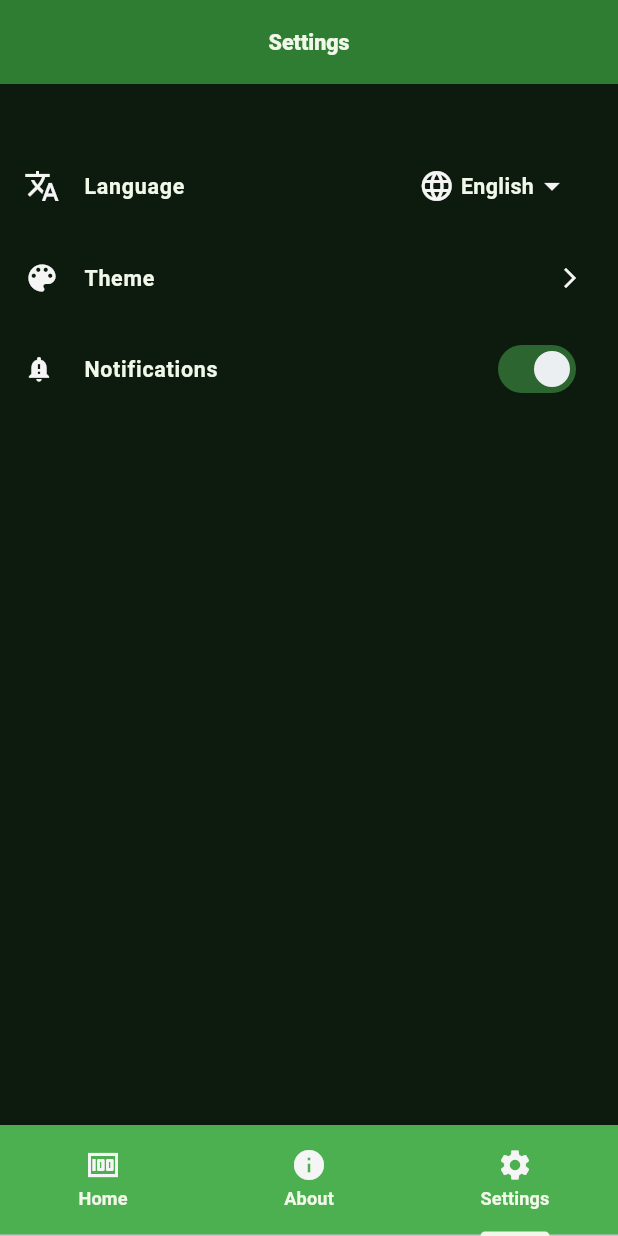
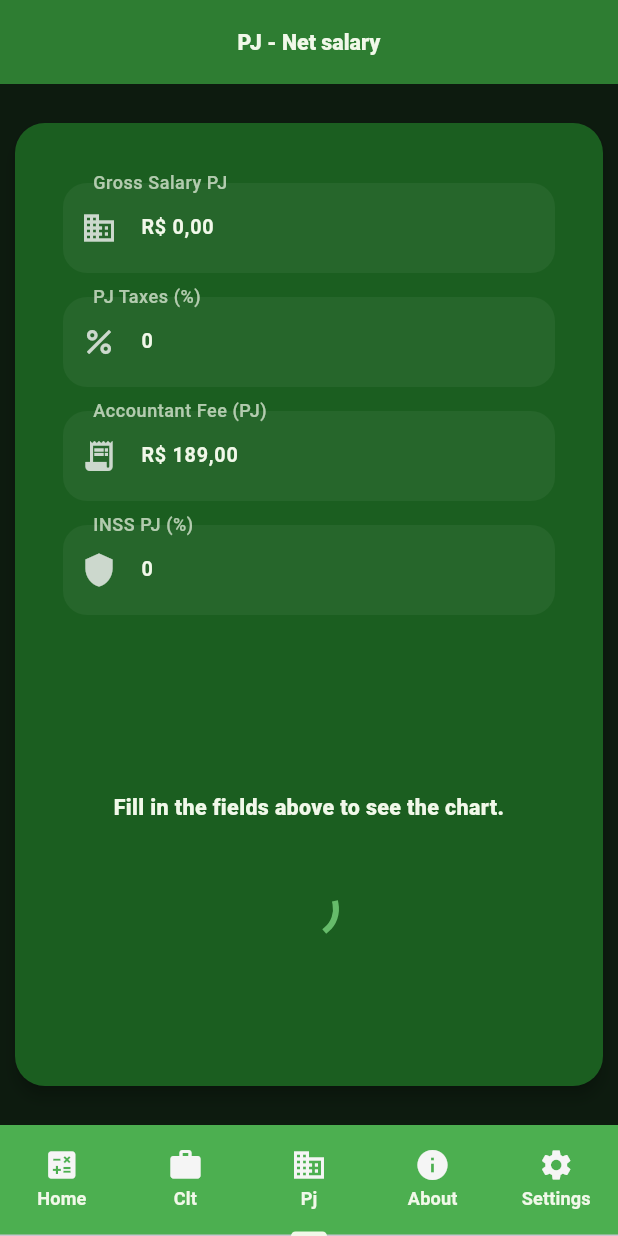
Before and after one commit to Victor-Zarzar/cltxpj-flutter, a Flutter app: the screen it shows after launch, item 3 of the bottom bar chosen, on a phone screen of 412 x 824 dp. Run offline on Flutter 3.47's test engine with Material 3 defaults, Android fonts, the phone set to English and light mode, and no system bars; our stand-ins replace easy_localization, fl_chart, flutter_local_notifications, flutter_masked_text2, flutter_secure_storage, flutter_svg and 3 more.

Commit message:
Add new features

```diff
--- /dev/null
+++ b/lib/controller/pj_controller.dart
@@ -0,0 +1,92 @@
+import 'dart:async';
+
+import 'package:flutter/material.dart';
+import 'package:flutter_masked_text2/flutter_masked_text2.dart';
+import 'package:cltxpj/services/storage_service.dart';
+import 'package:cltxpj/model/calculate_model.dart';
+
+class PjController extends ChangeNotifier {
+  final salaryController = MoneyMaskedTextController(
+    leftSymbol: 'R\$ ',
+    decimalSeparator: ',',
+    thousandSeparator: '.',
+  );
+
+  final accountantController = MoneyMaskedTextController(
+    leftSymbol: 'R\$ ',
+    decimalSeparator: ',',
+    thousandSeparator: '.',
+    initialValue: 189.0,
+  );
+
+  final taxController = TextEditingController(text: '10');
+  final inssController = TextEditingController(text: '11');
+
+  double netSalary = 0.0;
+  double tax = 0.0;
+  double accountantFee = 0.0;
+  double inss = 0.0;
+
+  bool showChart = false;
+  Timer? _debounce;
+
+  PjController() {
+    _loadData();
+  }
+
+  void calculate() {
+    final salary = salaryController.numberValue;
+    final taxPercent =
+        double.tryParse(taxController.text.replaceAll(',', '.')) ?? 0;
+    final inssPercent =
+        double.tryParse(inssController.text.replaceAll(',', '.')) ?? 0;
+
+    accountantFee = accountantController.numberValue;
+    tax = salary * (taxPercent / 100);
+    inss = salary * (inssPercent / 100);
+
+    final totalDiscount = tax + inss + accountantFee;
+    netSalary = salary - totalDiscount;
+
+    showChart =
+        salary > 0 && accountantFee > 0 && taxPercent >= 0 && inssPercent >= 0;
+
+    _saveData(salary, taxPercent, accountantFee, inssPercent);
+    notifyListeners();
+  }
+
+  void calculateDebounced() {
+    if (_debounce?.isActive ?? false) _debounce!.cancel();
+    _debounce = Timer(const Duration(milliseconds: 800), () {
+      calculate();
+    });
+  }
+
+  Future<void> _loadData() async {
+    final model = await StorageService.loadData();
+
+    salaryController.updateValue(model.salaryPj);
+    accountantController.updateValue(model.accountantFee);
+    taxController.text = model.taxesPj.toStringAsFixed(0);
+    inssController.text = model.inssPj.toStringAsFixed(0);
+
+    calculate();
+  }
+
+  Future<void> _saveData(
+    double salary,
+    double taxPercent,
+    double accountant,
+    double inssPercent,
+  ) async {
+    final model = CalculatorModel(
+      salaryClt: 0,
+      benefits: 0,
+      salaryPj: salary,
+      taxesPj: taxPercent,
+      accountantFee: accountant,
+      inssPj: inssPercent,
+    );
+    await StorageService.saveData(model);
+  }
+}
--- a/lib/features/app_theme.dart
+++ b/lib/features/app_theme.dart
@@ -107,7 +107,7 @@ class PopupMenuColor {
   static Color get primaryColor => const Color(0xFFECEFF1);
   static Color get secondaryColor => const Color(0xFF212121);
   static Color get thirdColor => const Color(0xFF4CAF50);
-  static Color get fourthColor => const Color(0xFF000000);
+  static Color get fourthColor => const Color(0xFF090707);
 }
 
 class BorderColor {
@@ -129,3 +129,17 @@ class CardColor {
   static Color get thirdColor => const Color(0xFF0F0C0C);
   static Color get fourthColor => const Color(0xFF000000);
 }
+
+class LoadingColor {
+  LoadingColor._();
+  static Color get primaryColor => const Color(0xFFF1F8E9);
+  static Color get secondaryColor => const Color(0xFF4CAF50);
+}
+
+class ChartColor {
+  ChartColor._();
+  static Color get primaryColor => const Color(0xFFFF5733);
+  static Color get secondaryColor => const Color(0xFFFFAE33);
+  static Color get thirdColor => const Color(0xFF339CFF);
+  static Color get fourthColor => const Color(0xFF20A819);
+}
--- a/lib/main.dart
+++ b/lib/main.dart
@@ -1,6 +1,8 @@
 import 'package:cltxpj/controller/calculate_controller.dart';
+import 'package:cltxpj/controller/clt_controller.dart';
 import 'package:cltxpj/controller/locale_controller.dart';
 import 'package:cltxpj/controller/notification_controller.dart';
+import 'package:cltxpj/controller/pj_controller.dart';
 import 'package:cltxpj/features/theme_provider.dart';
 import 'package:cltxpj/services/notification_service.dart';
 import 'package:cltxpj/services/secure_service.dart';
@@ -31,6 +33,8 @@ void main() async {
           ChangeNotifierProvider(create: (_) => NotificationController()),
           ChangeNotifierProvider(create: (_) => LocaleController()),
           ChangeNotifierProvider(create: (_) => CalculatorController()),
+          ChangeNotifierProvider(create: (_) => CltController()),
+          ChangeNotifierProvider(create: (_) => PjController()),
           ChangeNotifierProvider(create: (_) => UiProvider()..init()),
         ],
         child: const MyApp(),
--- a/lib/view/app_page.dart
+++ b/lib/view/app_page.dart
@@ -2,7 +2,9 @@ import 'package:cltxpj/controller/locale_controller.dart';
 import 'package:cltxpj/features/app_theme.dart';
 import 'package:cltxpj/features/theme_provider.dart';
 import 'package:cltxpj/view/about_page.dart';
+import 'package:cltxpj/view/clt_salary_page.dart';
 import 'package:cltxpj/view/home_page.dart';
+import 'package:cltxpj/view/pj_salary_page.dart';
 import 'package:cltxpj/view/settings_page.dart';
 import 'package:cltxpj/view/widgets/responsive_extension.dart';
 import 'package:easy_localization/easy_localization.dart';
@@ -22,7 +24,7 @@ class _AppPageState extends State<AppPage> with TickerProviderStateMixin {
   @override
   void initState() {
     super.initState();
-    tabController = TabController(length: 3, vsync: this);
+    tabController = TabController(length: 5, vsync: this);
   }
 
   @override
@@ -35,7 +37,6 @@ class _AppPageState extends State<AppPage> with TickerProviderStateMixin {
   Widget build(BuildContext context) {
     final currentLocale = context.locale;
     final notifier = context.watch<UiProvider>();
-    final isDark = notifier.isDark;
 
     return Consumer<LocaleController>(
       builder: (context, languageProvider, child) {
@@ -43,10 +44,19 @@ class _AppPageState extends State<AppPage> with TickerProviderStateMixin {
           body: TabBarView(
             key: ValueKey(currentLocale),
             controller: tabController,
-            children: const [HomePage(), AboutPage(), SettingsPage()],
+            children: const [
+              HomePage(),
+              Cltpage(),
+              Pjpage(),
+              AboutPage(),
+              SettingsPage(),
+            ],
           ),
           bottomNavigationBar: Material(
-            color: isDark ? TabBarColor.fourthColor : TabBarColor.primaryColor,
+            color:
+                notifier.isDark
+                    ? TabBarColor.fourthColor
+                    : TabBarColor.primaryColor,
             child: TabBar(
               controller: tabController,
               labelColor: TextColor.primaryColor,
@@ -54,11 +64,42 @@ class _AppPageState extends State<AppPage> with TickerProviderStateMixin {
               tabs: [
                 Tab(
                   icon: Icon(
-                    Icons.money,
+                    Icons.calculate,
                     semanticLabel: "money_icon".tr(),
                     color: IconColor.primaryColor,
                   ),
-                  child: Text('home'.tr(), style: context.footerMediumFont),
+                  child: Text(
+                    'home'.tr(),
+                    style: context.footerMediumFont,
+                    overflow: TextOverflow.ellipsis,
+                    maxLines: 1,
+                  ),
+                ),
+                Tab(
+                  icon: Icon(
+                    Icons.work,
+                    semanticLabel: "money_icon".tr(),
+                    color: IconColor.primaryColor,
+                  ),
+                  child: Text(
+                    'Clt',
+                    style: context.footerMediumFont,
+                    overflow: TextOverflow.ellipsis,
+                    maxLines: 1,
+                  ),
+                ),
+                Tab(
+                  icon: Icon(
+                    Icons.business,
+                    semanticLabel: "money_icon".tr(),
+                    color: IconColor.primaryColor,
+                  ),
+                  child: Text(
+                    'Pj',
+                    style: context.footerMediumFont,
+                    overflow: TextOverflow.ellipsis,
+                    maxLines: 1,
+                  ),
                 ),
                 Tab(
                   icon: Icon(
@@ -66,7 +107,12 @@ class _AppPageState extends State<AppPage> with TickerProviderStateMixin {
                     semanticLabel: "info_icon".tr(),
                     color: IconColor.primaryColor,
                   ),
-                  child: Text('about'.tr(), style: context.footerMediumFont),
+                  child: Text(
+                    'about'.tr(),
+                    style: context.footerMediumFont,
+                    overflow: TextOverflow.ellipsis,
+                    maxLines: 1,
+                  ),
                 ),
                 Tab(
                   icon: Icon(
@@ -74,7 +120,12 @@ class _AppPageState extends State<AppPage> with TickerProviderStateMixin {
                     semanticLabel: "settings_icon".tr(),
                     color: IconColor.primaryColor,
                   ),
-                  child: Text('settings'.tr(), style: context.footerMediumFont),
+                  child: Text(
+                    'settings'.tr(),
+                    style: context.footerMediumFont,
+                    overflow: TextOverflow.ellipsis,
+                    maxLines: 1,
+                  ),
                 ),
               ],
             ),
--- a/lib/view/components/custom_button.dart
+++ b/lib/view/components/custom_button.dart
@@ -1,3 +1,4 @@
+import 'package:cltxpj/view/widgets/responsive_extension.dart';
 import 'package:flutter/material.dart';
 
 class CustomButton extends StatelessWidget {
@@ -37,7 +38,7 @@ class CustomButton extends StatelessWidget {
           RoundedRectangleBorder(borderRadius: BorderRadius.circular(8)),
         ),
       ),
-      child: Text(text),
+      child: Text(text, style: context.bodySmallBold),
     );
 
     if (fullWidth) {
--- a/lib/view/components/input_field.dart
+++ b/lib/view/components/input_field.dart
@@ -1,7 +1,9 @@
 import 'package:cltxpj/features/app_theme.dart';
 import 'package:cltxpj/features/theme_provider.dart';
 import 'package:cltxpj/view/widgets/responsive_extension.dart';
+import 'package:easy_localization/easy_localization.dart';
 import 'package:flutter/material.dart';
+import 'package:flutter/services.dart';
 import 'package:provider/provider.dart';
 
 class InputField extends StatelessWidget {
@@ -47,6 +49,9 @@ class InputField extends StatelessWidget {
                 validator: validator,
                 keyboardType: keyboardType,
                 obscureText: obscureText,
+                inputFormatters: [
+                  FilteringTextInputFormatter.allow(RegExp(r'[0-9,.]')),
+                ],
                 style: context.bodySmallBold,
                 onChanged: onChanged,
                 decoration: InputDecoration(
@@ -58,7 +63,7 @@ class InputField extends StatelessWidget {
                   prefixIcon: Icon(
                     icon,
                     color: IconColor.primaryColor.withValues(alpha: 0.8),
-                    semanticLabel: "",
+                    semanticLabel: "icons_input".tr(),
                   ),
                   prefix: prefix,
                   suffix: suffix,
--- a/lib/view/components/pie_chart_widget.dart
+++ b/lib/view/components/pie_chart_widget.dart
@@ -36,11 +36,11 @@ class PieChartWidget extends StatelessWidget {
             value: entry.value.abs(),
             title: entry.value.toStringAsFixed(0),
             titleStyle: TextStyle(
-              fontSize: size / 9,
+              fontSize: size / (entry.value < 100 ? 9 : 11),
               fontWeight: FontWeight.bold,
               color: TextColor.primaryColor,
             ),
-            radius: size / 2.6,
+            radius: size / 2.3,
           );
         }).toList();
 
@@ -61,7 +61,7 @@ class PieChartWidget extends StatelessWidget {
         const SizedBox(height: 16),
         Wrap(
           alignment: WrapAlignment.center,
-          spacing: 20,
+          spacing: 12,
           runSpacing: 8,
           children:
               dataMap.entries.map((entry) {
--- /dev/null
+++ b/lib/view/components/pj_chart.dart
@@ -0,0 +1,72 @@
+import 'package:cltxpj/controller/calculate_controller.dart';
+import 'package:cltxpj/controller/pj_controller.dart';
+import 'package:cltxpj/features/app_theme.dart';
+import 'package:cltxpj/features/theme_provider.dart';
+import 'package:cltxpj/view/components/pie_chart_widget.dart';
+import 'package:cltxpj/view/widgets/responsive_extension.dart';
+import 'package:easy_localization/easy_localization.dart';
+import 'package:flutter/material.dart';
+import 'package:provider/provider.dart';
+
+class PjChart extends StatelessWidget {
+  const PjChart({super.key});
+
+  @override
+  Widget build(BuildContext context) {
+    final colorList = [
+      ChartColor.primaryColor,
+      ChartColor.secondaryColor,
+      ChartColor.thirdColor,
+      ChartColor.fourthColor,
+    ];
+
+    return Consumer<PjController>(
+      builder: (context, ctrl, _) {
+        final notifier = context.watch<UiProvider>();
+        if (!ctrl.showChart) {
+          return Padding(
+            padding: const EdgeInsets.only(top: 100),
+            child: Column(
+              children: <Widget>[
+                Text(
+                  'fill_fields_to_see_chart'.tr(),
+                  style: context.h1,
+                  textAlign: TextAlign.center,
+                ),
+                Padding(
+                  padding: const EdgeInsets.only(top: 40),
+                  child: CircularProgressIndicator(
+                    color:
+                        notifier.isDark
+                            ? LoadingColor.primaryColor
+                            : TabBarColor.secondaryColor,
+                  ),
+                ),
+              ],
+            ),
+          );
+        }
+
+        return Column(
+          children: [
+            Text(
+              '${'net_salary'.tr()}: ${currencyFormat.format(ctrl.netSalary)}',
+              style: Theme.of(context).textTheme.titleMedium,
+            ),
+            const SizedBox(height: 0),
+            PieChartWidget(
+              dataMap: {
+                'taxes'.tr(): ctrl.tax,
+                'accountant'.tr(): ctrl.accountantFee,
+                'inss'.tr(): ctrl.inss,
+                'net'.tr(): ctrl.netSalary,
+              },
+              colorList: colorList,
+              size: 180,
+            ),
+          ],
+        );
+      },
+    );
+  }
+}
--- a/lib/view/home_page.dart
+++ b/lib/view/home_page.dart
@@ -1,7 +1,7 @@
 import 'package:cltxpj/controller/calculate_controller.dart';
 import 'package:cltxpj/features/app_theme.dart';
 import 'package:cltxpj/features/theme_provider.dart';
-import 'package:cltxpj/view/widgets/body_container.dart';
+import 'package:cltxpj/view/widgets/body_home_container.dart';
 import 'package:cltxpj/view/widgets/responsive_extension.dart';
 import 'package:cltxpj/view/widgets/responsive_scaffold.dart';
 import 'package:cltxpj/view/widgets/show_dialog.dart';
--- /dev/null
+++ b/lib/view/pj_salary_page.dart
@@ -0,0 +1,96 @@
+import 'package:cltxpj/controller/pj_controller.dart';
+import 'package:cltxpj/features/app_theme.dart';
+import 'package:cltxpj/features/theme_provider.dart';
+import 'package:cltxpj/view/components/input_field.dart';
+import 'package:cltxpj/view/components/pj_chart.dart';
+import 'package:cltxpj/view/widgets/responsive_extension.dart';
+import 'package:easy_localization/easy_localization.dart';
+import 'package:flutter/material.dart';
+import 'package:provider/provider.dart';
+
+class Pjpage extends StatefulWidget {
+  const Pjpage({super.key});
+
+  @override
+  State<Pjpage> createState() => _PjpageState();
+}
+
+class _PjpageState extends State<Pjpage> {
+  @override
+  Widget build(BuildContext context) {
+    final controller = context.read<PjController>();
+    final notifier = Provider.of<UiProvider>(context);
+    return Scaffold(
+      backgroundColor:
+          notifier.isDark
+              ? BackGroundColor.fourthColor
+              : BackGroundColor.primaryColor,
+      appBar: AppBar(
+        title: Text("pj_title".tr(), style: context.h1),
+        centerTitle: true,
+        backgroundColor:
+            notifier.isDark
+                ? AppBarColor.fourthColor
+                : AppBarColor.secondaryColor,
+      ),
+      body: Center(
+        child: ConstrainedBox(
+          constraints: const BoxConstraints(maxWidth: 400, minHeight: 650),
+          child: Card(
+            color:
+                notifier.isDark
+                    ? CardColor.thirdColor
+                    : CardColor.secondaryColor,
+            elevation: 4,
+            shape: RoundedRectangleBorder(
+              borderRadius: BorderRadius.circular(20),
+            ),
+            child: Padding(
+              padding: const EdgeInsets.all(32.0),
+              child: SingleChildScrollView(
+                child: Column(
+                  children: [
+                    InputField(
+                      label: 'salary_pj'.tr(),
+                      controller: controller.salaryController,
+                      validator: (v) => null,
+                      icon: Icons.business,
+                      maxWidth: 400,
+                      onChanged: (_) => controller.calculateDebounced(),
+                    ),
+                    InputField(
+                      label: 'taxes_pj'.tr(),
+                      controller: controller.taxController,
+                      validator: (v) => null,
+                      icon: Icons.percent,
+                      maxWidth: 400,
+                      onChanged: (_) => controller.calculateDebounced(),
+                    ),
+                    InputField(
+                      label: 'accountant_fee'.tr(),
+                      controller: controller.accountantController,
+                      validator: (v) => null,
+                      icon: Icons.receipt_long,
+                      maxWidth: 400,
+                      onChanged: (_) => controller.calculateDebounced(),
+                    ),
+                    InputField(
+                      label: 'inss_pj'.tr(),
+                      controller: controller.inssController,
+                      validator: (v) => null,
+                      icon: Icons.shield,
+                      maxWidth: 400,
+                      onChanged: (_) => controller.calculateDebounced(),
+                    ),
+                    const SizedBox(height: 10),
+                    PjChart(),
+                  ],
+                ),
+              ),
+            ),
+          ),
+        ),
+      ),
+    );
+  }
+}
--- a/lib/view/widgets/show_dialog.dart
+++ b/lib/view/widgets/show_dialog.dart
@@ -32,10 +32,7 @@ class ResultDialog extends StatelessWidget {
       pjNet: totalPj,
     );
 
-    final colorList = [
-      PieChartColor.primaryColor,
-      PieChartColor.secondaryColor,
-    ];
+    final colorList = [ChartColor.thirdColor, ChartColor.fourthColor];
 
     return Consumer<UiProvider>(
       builder: (context, notifier, child) {
```
Also changed, not shown: assets/translations/en-US.json (+15 -4 lines), assets/translations/es.json (+16 -4 lines), assets/translations/pt-BR.json (+15 -4 lines), lib/controller/calculate_controller.dart (+7 -0 lines), lib/controller/clt_controller.dart (added, +72 -0 lines), lib/view/clt_salary_page.dart (added, +81 -0 lines), lib/view/components/clt_chart.dart (added, +72 -0 lines), lib/view/widgets/body_home_container.dart (renamed from lib/view/widgets/body_container.dart, +8 -8 lines).
